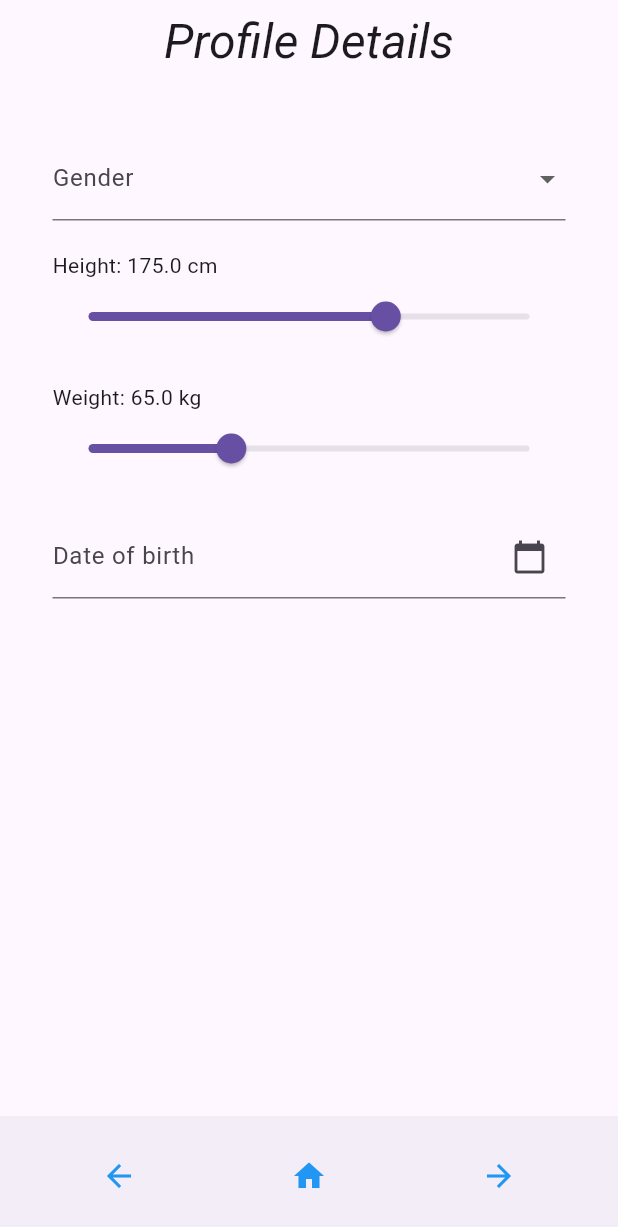
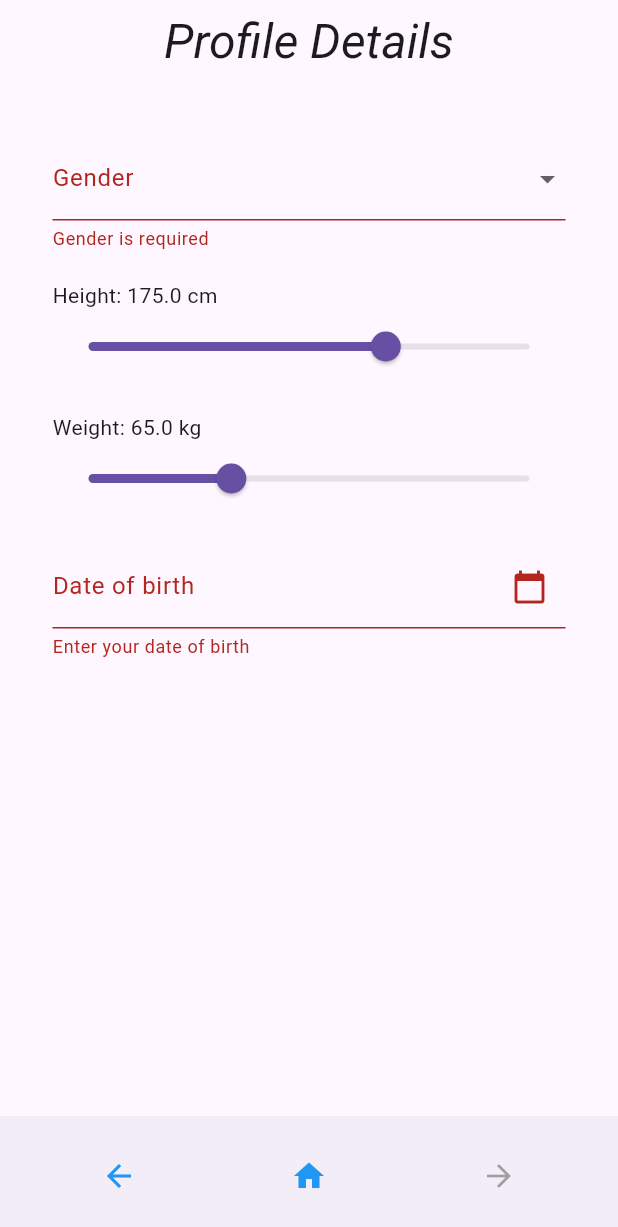
Before and after one commit to LukaszKluza/Foodini, a Flutter app: the ProfileDetailsScreen screen opened by its route, on a phone screen of 412 x 824 dp. Shown: the top 1227 px of the screen. Run offline on Flutter 3.47's test engine with Material 3 defaults, Android fonts, the phone set to English and light mode, and no system bars; our stand-ins replace country_picker, dio, flutter_bloc, flutter_secure_storage, go_router, logger and 1 more; missing offline and left inert: universal_html, workmanager; accounts and stored records are empty; statements that could not run were skipped.

Commit message:
Deactivation of next page button in form when there are empty necessary fields

```diff
--- a/frontend/lib/l10n/app_en.arb
+++ b/frontend/lib/l10n/app_en.arb
@@ -140,6 +140,7 @@
   "weightShouldBeBetween": "Weight should be between",
 
   "dateOfBirth": "Date of birth",
+  "enterDateOfBirth": "Enter your date of birth",
   "formSuccessfullySubmitted": "Form successfully submitted",
   "fillAllNecessaryFields": "Fill all necessary fields"
 }
--- a/frontend/lib/l10n/app_localizations.dart
+++ b/frontend/lib/l10n/app_localizations.dart
@@ -869,6 +869,12 @@ abstract class AppLocalizations {
   /// **'Date of birth'**
   String get dateOfBirth;
 
+  /// No description provided for @enterDateOfBirth.
+  ///
+  /// In en, this message translates to:
+  /// **'Enter your date of birth'**
+  String get enterDateOfBirth;
+
   /// No description provided for @formSuccessfullySubmitted.
   ///
   /// In en, this message translates to:
--- a/frontend/lib/l10n/app_localizations_en.dart
+++ b/frontend/lib/l10n/app_localizations_en.dart
@@ -396,6 +396,9 @@ class AppLocalizationsEn extends AppLocalizations {
   String get dateOfBirth => 'Date of birth';
 
   @override
+  String get enterDateOfBirth => 'Enter your date of birth';
+
+  @override
   String get formSuccessfullySubmitted => 'Form successfully submitted';
 
   @override
--- a/frontend/lib/l10n/app_localizations_pl.dart
+++ b/frontend/lib/l10n/app_localizations_pl.dart
@@ -396,6 +396,9 @@ class AppLocalizationsPl extends AppLocalizations {
   String get dateOfBirth => 'Data urodzenia';
 
   @override
+  String get enterDateOfBirth => 'Wprowadź swoją datę urodzenia';
+
+  @override
   String get formSuccessfullySubmitted => 'Formularz został pomyślnie wysłany';
 
   @override
--- a/frontend/lib/l10n/app_pl.arb
+++ b/frontend/lib/l10n/app_pl.arb
@@ -140,6 +140,7 @@
   "weightShouldBeBetween": "Waga powinna być pomiędzy",
 
   "dateOfBirth": "Data urodzenia",
+  "enterDateOfBirth": "Wprowadź swoją datę urodzenia",
   "formSuccessfullySubmitted": "Formularz został pomyślnie wysłany",
   "fillAllNecessaryFields": "Wypełnij wszystki wymagane pola"
 }
--- a/frontend/lib/views/screens/user_details/profile_details_screen.dart
+++ b/frontend/lib/views/screens/user_details/profile_details_screen.dart
@@ -14,8 +14,23 @@ import 'package:intl/intl.dart';
 import 'package:frontend/l10n/app_localizations.dart';
 import 'package:frontend/models/user_details/gender.dart';
 
-class ProfileDetailsScreen extends StatelessWidget {
+class ProfileDetailsScreen extends StatefulWidget {
   const ProfileDetailsScreen({super.key});
+
+  @override
+  State<ProfileDetailsScreen> createState() => _ProfileDetailsScreenState();
+}
+
+class _ProfileDetailsScreenState extends State<ProfileDetailsScreen> {
+  bool _isFormValid = false;
+
+  void _onFormValidityChanged(bool isValid) {
+    if (isValid != _isFormValid) {
+      setState(() {
+        _isFormValid = isValid;
+      });
+    }
+  }
 
   @override
   Widget build(BuildContext context) {
@@ -28,120 +43,156 @@ class ProfileDetailsScreen extends StatelessWidget {
           ),
         ),
       ),
-      body: _ProfileDetailsForm(),
+      body: _ProfileDetailsForm(onFormValidityChanged: _onFormValidityChanged),
       bottomNavigationBar: BottomNavBar(
         currentRoute: GoRouterState.of(context).uri.path,
         mode: NavBarMode.wizard,
         prevRoute: '/main-page',
         nextRoute: '/diet-preferences',
+        isNextRouteEnabled: _isFormValid,
       ),
     );
   }
 }
 
 class _ProfileDetailsForm extends StatefulWidget {
+  final ValueChanged<bool>? onFormValidityChanged;
+
+  const _ProfileDetailsForm({this.onFormValidityChanged});
+
   @override
   State<_ProfileDetailsForm> createState() => _ProfileDetailsFormState();
 }
 
 class _ProfileDetailsFormState extends State<_ProfileDetailsForm> {
   final _formKey = GlobalKey<FormState>();
-  final TextEditingController _genderController = TextEditingController();
-  final TextEditingController _heightController = TextEditingController();
-  final TextEditingController _weightController = TextEditingController();
-  final TextEditingController _dateOfBirthController = TextEditingController();
 
   Gender? _selectedGender;
   double _selectedHeight = 175;
   double _selectedWeight = 65;
-  String? _message;
-  final TextStyle _messageStyle = Styles.errorStyle;
+  DateTime? _selectedDateOfBirth;
 
   @override
   void initState() {
     super.initState();
+
     final blocState = context.read<DietFormBloc>().state;
-
-    if (blocState is DietFormSubmit && blocState.gender != null) {
-      _selectedGender = blocState.gender!;
-    }
-    if (blocState is DietFormSubmit && blocState.height != null) {
-      _selectedHeight = blocState.height!;
-    }
-    if (blocState is DietFormSubmit && blocState.weight != null) {
-      _selectedWeight = blocState.weight!;
-    }
-    if (blocState is DietFormSubmit && blocState.dateOfBirth != null) {
-      _dateOfBirthController.text = DateFormat('dd/MM/yyyy').format(blocState.dateOfBirth!);
-    }
+    if (blocState is DietFormSubmit) {
+      _selectedGender = blocState.gender;
+      if (blocState.height != null) _selectedHeight = blocState.height!;
+      if (blocState.weight != null) _selectedWeight = blocState.weight!;
+      _selectedDateOfBirth = blocState.dateOfBirth;
     }
 
-  @override
-  void dispose() {
-    _genderController.dispose();
-    _heightController.dispose();
-    _weightController.dispose();
-    _dateOfBirthController.dispose();
-    super.dispose();
+    WidgetsBinding.instance.addPostFrameCallback((_) => _validateForm());
+  }
+
+  void _validateForm() {
+    final isValid = _formKey.currentState?.validate() ?? false;
+    final allFieldsFilled = _selectedGender != null && _selectedDateOfBirth != null;
+    final formIsValid = isValid && allFieldsFilled;
+
+    widget.onFormValidityChanged?.call(formIsValid);
+  }
+
+  void _onGenderChanged(Gender? value) {
+    setState(() {
+      _selectedGender = value;
+    });
+    context.read<DietFormBloc>().add(UpdateGender(value!));
+    _validateForm();
+  }
+
+  void _onHeightChanged(double value) {
+    setState(() {
+      _selectedHeight = value;
+    });
+    context.read<DietFormBloc>().add(UpdateHeight(value));
+    _validateForm();
+  }
+
+  void _onWeightChanged(double value) {
+    setState(() {
+      _selectedWeight = value;
+    });
+    context.read<DietFormBloc>().add(UpdateWeight(value));
+    _validateForm();
+  }
+
+  void _onDateOfBirthPicked(DateTime? pickedDate) {
+    if (pickedDate == null) return;
+    setState(() {
+      _selectedDateOfBirth = pickedDate;
+    });
+    context.read<DietFormBloc>().add(UpdateDateOfBirth(pickedDate));
+    _validateForm();
   }
 
   @override
   Widget build(BuildContext context) {
-    final fields = [
+    final dateOfBirthController = TextEditingController(
+      text: _selectedDateOfBirth != null
+          ? DateFormat('dd/MM/yyyy').format(_selectedDateOfBirth!)
+          : '',
+    );
+
+    return Padding(
+      padding: const EdgeInsets.all(35.0),
+      child: Form(
+        key: _formKey,
+        autovalidateMode: AutovalidateMode.onUserInteraction,
+        child: ListView(
+          shrinkWrap: true,
+          children: [
             DropdownButtonFormField<Gender>(
-        key: Key('gender'),
+              key: const Key('gender'),
               value: _selectedGender,
               decoration: InputDecoration(
                 labelText: AppLocalizations.of(context)!.gender,
               ),
-        items:
-            Gender.values.map((gender) {
-              return DropdownMenuItem<Gender>(
+              items: Gender.values
+                  .map(
+                    (gender) => DropdownMenuItem<Gender>(
                       value: gender,
                       child: Text(
                         AppConfig.genderLabels(context)[gender]!,
-                  style: TextStyle(color: Colors.black),
+                        style: const TextStyle(color: Colors.black),
                       ),
-              );
-            }).toList(),
-        onChanged: (value) {
-          setState(() {
-            _selectedGender = value!;
-          });
-          context.read<DietFormBloc>().add(UpdateGender(value!));
-        },
+                    ),
+                  )
+                  .toList(),
+              onChanged: _onGenderChanged,
               validator: (value) => validateGender(value, context),
             ),
+            const SizedBox(height: 20),
             HeightSlider(
-        key: Key('height'),
+              key: const Key('height'),
               initialValue: _selectedHeight,
-        onChanged: (value) {
-          setState(() {
-            _selectedHeight = value;
-          });
-          context.read<DietFormBloc>().add(UpdateHeight(value));
-        },
+              onChanged: _onHeightChanged,
             ),
+            const SizedBox(height: 20),
             WeightSlider(
-        key: Key('weight'),
+              key: const Key('weight'),
               initialValue: _selectedWeight,
               label: AppLocalizations.of(context)!.weight,
               dialogTitle: AppLocalizations.of(context)!.enterYourWeight,
-        onChanged: (value) {
-          setState(() {
-            _selectedWeight = value;
-          });
-          context.read<DietFormBloc>().add(UpdateWeight(value));
-        },
+              onChanged: _onWeightChanged,
             ),
+            const SizedBox(height: 20),
             TextFormField(
-        key: Key('date_of_birth'),
-        controller: _dateOfBirthController,
+              key: const Key('date_of_birth'),
+              controller: dateOfBirthController,
               readOnly: true,
               decoration: InputDecoration(
                 labelText: AppLocalizations.of(context)!.dateOfBirth,
-          suffixIcon: Icon(Icons.calendar_today),
+                suffixIcon: const Icon(Icons.calendar_today),
               ),
+              validator: (value) {
+                if (_selectedDateOfBirth == null) {
+                  return AppLocalizations.of(context)!.enterDateOfBirth;
+                }
+                return null;
+              },
               onTap: () async {
                 FocusScope.of(context).requestFocus(FocusNode());
 
@@ -149,9 +200,9 @@ class _ProfileDetailsFormState extends State<_ProfileDetailsForm> {
                 final earliestDate = DateTime(now.year - 120, now.month, now.day);
                 final latestDate = DateTime(now.year - 12, now.month, now.day);
 
-          final DateTime? pickedDate = await showDatePicker(
+                final pickedDate = await showDatePicker(
                   context: context,
-            initialDate: DateTime(now.year - 30),
+                  initialDate: _selectedDateOfBirth ?? DateTime(now.year - 30),
                   firstDate: earliestDate,
                   lastDate: latestDate,
                   initialEntryMode: DatePickerEntryMode.calendar,
@@ -159,31 +210,11 @@ class _ProfileDetailsFormState extends State<_ProfileDetailsForm> {
                 );
 
                 if (pickedDate != null) {
-            setState(() {
-              final formattedDate = DateFormat('dd/MM/yyyy').format(pickedDate);
-              _dateOfBirthController.text = formattedDate;
-            });
-
-            context.read<DietFormBloc>().add(UpdateDateOfBirth(pickedDate));
+                  _onDateOfBirthPicked(pickedDate);
                 }
               },
             ),
-      if (_message != null)
-        Padding(
-          padding: EdgeInsets.all(8.0),
-          child: Text(_message!, style: _messageStyle),
-        ),
-    ];
-
-    return Padding(
-      padding: EdgeInsets.all(35.0),
-      child: Form(
-        key: _formKey,
-        child: ListView.separated(
-          shrinkWrap: true,
-          itemCount: fields.length,
-          separatorBuilder: (_, _) => SizedBox(height: 20),
-          itemBuilder: (_, index) => fields[index],
+          ],
         ),
       ),
     );
--- a/frontend/lib/views/widgets/bottom_nav_bar.dart
+++ b/frontend/lib/views/widgets/bottom_nav_bar.dart
@@ -8,6 +8,7 @@ class BottomNavBar extends StatelessWidget {
   final NavBarMode mode;
   final String? nextRoute;
   final String? prevRoute;
+  final bool isNextRouteEnabled;
 
   const BottomNavBar({
     super.key,
@@ -15,6 +16,7 @@ class BottomNavBar extends StatelessWidget {
     this.mode = NavBarMode.normal,
     this.nextRoute,
     this.prevRoute,
+    this.isNextRouteEnabled = true,
   });
 
   @override
@@ -63,7 +65,7 @@ class BottomNavBar extends StatelessWidget {
   }
 
   Widget _buildNextButton(BuildContext context) {
-    final isActive = mode == NavBarMode.wizard && nextRoute != null;
+    final isActive = mode == NavBarMode.wizard && nextRoute != null && isNextRouteEnabled;
     return _buildNavButton(
       icon: Icons.arrow_forward,
       isActive: isActive,
```
Also changed, not shown: frontend/lib/views/screens/user_details/diet_preferences_screen.dart (+117 -95 lines), 1 other file. Lines whose indentation alone changed are shown as unchanged.
